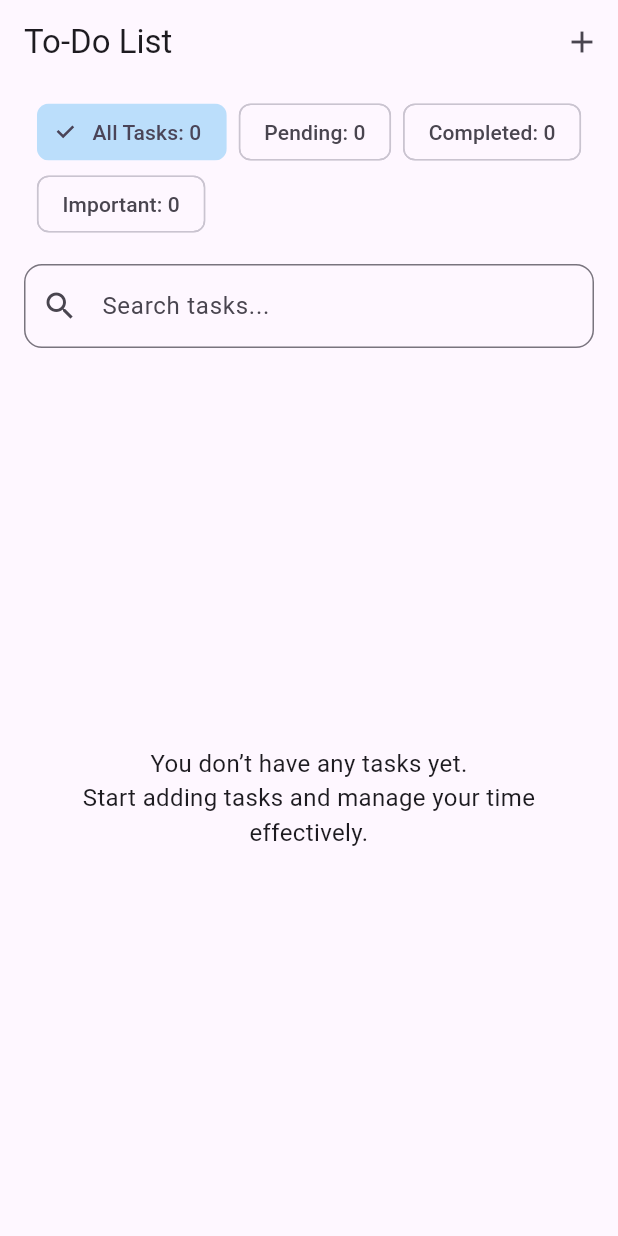
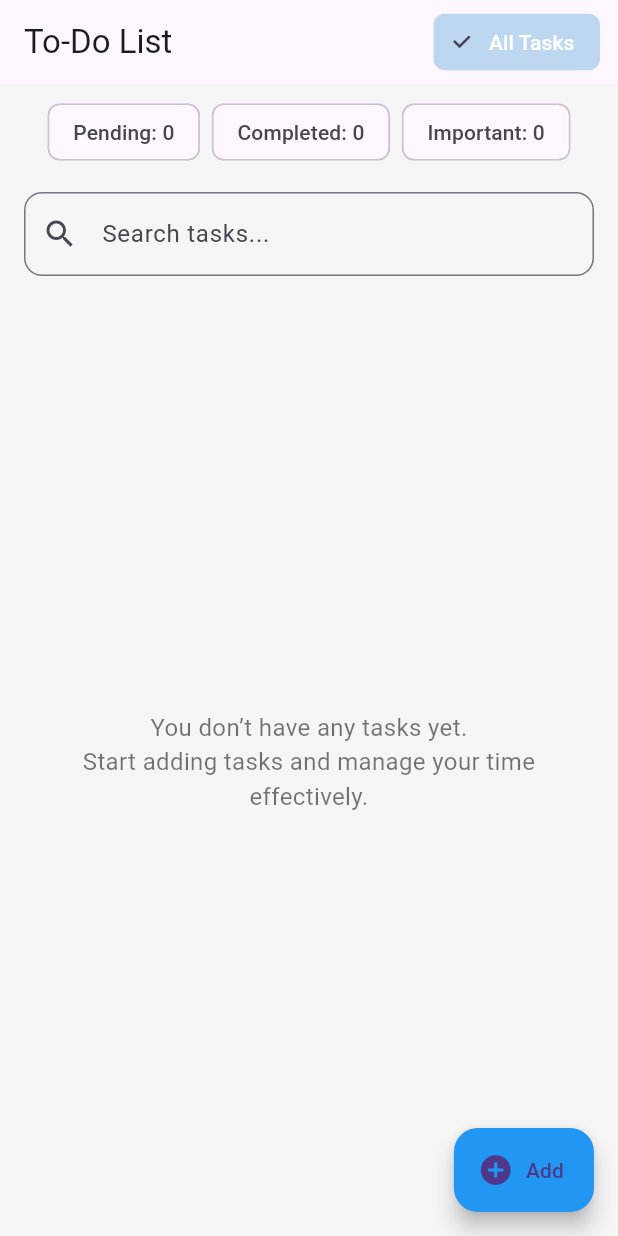
Before and after one commit to younusvalasseri/to_do_flutter_app, a Flutter app: the screen it shows after launch, on a phone screen of 412 x 824 dp. Run offline on Flutter 3.47's test engine with Material 3 defaults, Android fonts, the phone set to English and light mode, and no system bars; our stand-ins replace cloud_firestore, firebase_core; accounts and stored records are empty.

Commit message:
AppColors, models, widgets, fire store, validators, date format, style

```diff
--- /dev/null
+++ b/lib/core/constants/app_colors.dart
@@ -0,0 +1,47 @@
+import 'package:flutter/material.dart';
+
+class AppColors {
+  // Primary theme color
+  static const Color primary = Color(0xFF0A73B7); // Blue tone
+  static const Color lightBlue = Color.fromARGB(204, 172, 207, 235);
+  // Custom MaterialColor from primary
+  static const MaterialColor primarySwatch = MaterialColor(
+    0xFF0A73B7,
+    <int, Color>{
+      50: Color(0xFFE1F0F8),
+      100: Color(0xFFB3DAED),
+      200: Color(0xFF80C3E2),
+      300: Color(0xFF4DACD7),
+      400: Color(0xFF2699CE),
+      500: Color(0xFF0A73B7), // primary
+      600: Color(0xFF086AA7),
+      700: Color(0xFF065B93),
+      800: Color(0xFF044D80),
+      900: Color(0xFF023960),
+    },
+  );
+  // Accent or secondary color
+  static const Color secondary = Color(0xFFFF9800); // Orange tone
+
+  // Backgrounds
+  static const Color background = Color(0xFFF5F5F5); // Light grey
+  static const Color card = Colors.white;
+
+  // Text
+  static const Color textPrimary = Color(0xFF212121); // Dark grey
+  static const Color textSecondary = Color(0xFF757575); // Medium grey
+
+  // Status indicators
+  static const Color success = Color(0xFF4CAF50); // Green
+  static const Color error = Color(0xFFF44336); // Red
+  static const Color warning = Color(0xFFFFC107); // Yellow
+  static const Color info = Color(0xFF2196F3); // Blue
+
+  // Task-specific
+  static const Color completed = Color(0xFF4CAF50); // Green tick
+  static const Color important = Color(0xFFFF5722); // Deep orange
+  static const Color pending = Color(0xFF607D8B); // Blue-grey
+
+  // Transparent overlays
+  static const Color overlay = Colors.black54;
+}
--- /dev/null
+++ b/lib/core/constants/app_styles.dart
@@ -0,0 +1,55 @@
+import 'package:flutter/material.dart';
+import 'app_colors.dart';
+
+class AppStyles {
+  // Headline styles
+  static const TextStyle headline1 = TextStyle(
+    fontSize: 28,
+    fontWeight: FontWeight.bold,
+    color: AppColors.primary,
+  );
+
+  static const TextStyle headline2 = TextStyle(
+    fontSize: 24,
+    fontWeight: FontWeight.w600,
+    color: AppColors.primary,
+  );
+
+  // Subtitle styles
+  static const TextStyle subtitle1 = TextStyle(
+    fontSize: 18,
+    fontWeight: FontWeight.w500,
+    color: Colors.black87,
+  );
+
+  static const TextStyle subtitle2 = TextStyle(
+    fontSize: 16,
+    fontWeight: FontWeight.w400,
+    color: Colors.black54,
+  );
+
+  // Body styles
+  static const TextStyle bodyText1 = TextStyle(
+    fontSize: 14,
+    color: Colors.black87,
+  );
+
+  static const TextStyle bodyText2 = TextStyle(
+    fontSize: 12,
+    color: Colors.black54,
+  );
+
+  // Button text style
+  static const TextStyle buttonText = TextStyle(
+    fontSize: 16,
+    fontWeight: FontWeight.bold,
+    color: Colors.white,
+  );
+
+  // Caption
+  static const TextStyle caption = TextStyle(
+    fontSize: 12,
+    fontStyle: FontStyle.italic,
+    color: Colors.grey,
+  );
+}
--- a/lib/data/models/task_model.dart
+++ b/lib/data/models/task_model.dart
@@ -1,45 +1,76 @@
 import 'package:cloud_firestore/cloud_firestore.dart';
+import 'subtask_model.dart';
 
 class TaskModel {
-  final String id;
+  final String? id;
   final String title;
-  final String description;
-  final String assignedTo;
-  final DateTime dueDate;
-  final bool isCompleted;
-  final bool isImportant;
+  final String? description;
+  final DateTime? dueDate;
+  final bool completed;
+  final bool important;
+  final String? assignedTo;
+  final List<SubTask> subtasks;
 
   TaskModel({
     required this.id,
     required this.title,
-    required this.description,
-    required this.assignedTo,
-    required this.dueDate,
-    this.isCompleted = false,
-    this.isImportant = false,
+    this.description,
+    this.dueDate,
+    this.completed = false,
+    this.important = false,
+    this.assignedTo,
+    this.subtasks = const [],
   });
 
   factory TaskModel.fromFirestore(DocumentSnapshot doc) {
     final data = doc.data() as Map<String, dynamic>;
+
     return TaskModel(
       id: doc.id,
       title: data['title'] ?? '',
-      description: data['description'] ?? '',
-      assignedTo: data['assignedTo'] ?? '',
-      dueDate: (data['dueDate'] as Timestamp).toDate(),
-      isCompleted: data['isCompleted'] ?? false,
-      isImportant: data['isImportant'] ?? false,
+      description: data['description'],
+      dueDate: (data['dueDate'] as Timestamp?)?.toDate(),
+      completed: data['completed'] ?? false,
+      important: data['important'] ?? false,
+      assignedTo: data['assignedTo'],
+      subtasks:
+          (data['subtasks'] as List<dynamic>?)
+              ?.map((item) => SubTask.fromMap(item))
+              .toList() ??
+          [],
     );
   }
 
-  Map<String, dynamic> toMap(String id) {
+  Map<String, dynamic> toMap() {
     return {
       'title': title,
       'description': description,
+      'dueDate': dueDate != null ? Timestamp.fromDate(dueDate!) : null,
+      'completed': completed,
+      'important': important,
       'assignedTo': assignedTo,
-      'dueDate': Timestamp.fromDate(dueDate),
-      'isCompleted': isCompleted,
-      'isImportant': isImportant,
+      'subtasks': subtasks.map((e) => e.toMap()).toList(),
     };
   }
+
+  TaskModel copyWith({
+    String? title,
+    String? description,
+    DateTime? dueDate,
+    bool? completed,
+    bool? important,
+    String? assignedTo,
+    List<SubTask>? subtasks,
+  }) {
+    return TaskModel(
+      id: id,
+      title: title ?? this.title,
+      description: description ?? this.description,
+      dueDate: dueDate ?? this.dueDate,
+      completed: completed ?? this.completed,
+      important: important ?? this.important,
+      assignedTo: assignedTo ?? this.assignedTo,
+      subtasks: subtasks ?? this.subtasks,
+    );
+  }
 }
--- a/lib/main.dart
+++ b/lib/main.dart
@@ -1,4 +1,5 @@
 import 'package:flutter/material.dart';
+import 'package:todo_app_flutter/core/constants/app_colors.dart';
 import 'package:todo_app_flutter/presentation/screens/home_screen.dart';
 import 'package:firebase_core/firebase_core.dart';
 import 'firebase_options.dart';
@@ -16,7 +17,10 @@ class ToDoApp extends StatelessWidget {
   Widget build(BuildContext context) {
     return MaterialApp(
       title: 'To-Do List',
-      theme: ThemeData(primarySwatch: Colors.blue),
+      theme: ThemeData(
+        primarySwatch: AppColors.primarySwatch,
+        scaffoldBackgroundColor: AppColors.background,
+      ),
       home: const HomeScreen(),
     );
   }
--- a/lib/presentation/screens/home_screen.dart
+++ b/lib/presentation/screens/home_screen.dart
@@ -1,8 +1,9 @@
 import 'package:flutter/material.dart';
+import 'package:todo_app_flutter/core/constants/app_colors.dart';
 import 'package:todo_app_flutter/presentation/screens/add_edit_task_screen.dart';
 import 'package:todo_app_flutter/presentation/screens/task_list_screen.dart';
+import 'package:todo_app_flutter/presentation/widgets/search_bar.dart';
 import 'package:todo_app_flutter/presentation/widgets/stats_section.dart';
-import 'package:todo_app_flutter/presentation/widgets/search_bar.dart';
 
 class HomeScreen extends StatefulWidget {
   const HomeScreen({super.key});
@@ -21,33 +22,59 @@ class _HomeScreenState extends State<HomeScreen> {
       appBar: AppBar(
         title: const Text('To-Do List'),
         actions: [
-          IconButton(
-            icon: const Icon(Icons.add),
-            onPressed: () => Navigator.push(
-              context,
-              MaterialPageRoute(builder: (_) => const AddEditTaskScreen()),
+          Padding(
+            padding: const EdgeInsets.only(right: 12.0),
+            child: ChoiceChip(
+              label: const Text('All Tasks'),
+              selected: _selectedFilter == TaskFilter.all,
+              onSelected: (_) {
+                setState(() => _selectedFilter = TaskFilter.all);
+              },
+              selectedColor: AppColors.lightBlue,
+              labelStyle: TextStyle(
+                color: _selectedFilter == TaskFilter.all
+                    ? Colors.white
+                    : Colors.black,
+              ),
+              backgroundColor: Colors.grey[200],
             ),
           ),
         ],
       ),
       body: Column(
         children: [
+          //Pending/ completed/Important tasks
           StatsSection(
             selectedFilter: _selectedFilter,
             onFilterChanged: (filter) {
               setState(() => _selectedFilter = filter);
             },
           ),
+          //search bar
           TaskSearchBar(
             onSearchChanged: (query) {
               setState(() => _searchQuery = query.trim().toLowerCase());
             },
           ),
+          //task list
           Expanded(
             child: TaskList(searchQuery: _searchQuery, filter: _selectedFilter),
           ),
         ],
       ),
+
+      // Floating Action Button with "Add" tasks
+      floatingActionButton: FloatingActionButton.extended(
+        onPressed: () {
+          Navigator.push(
+            context,
+            MaterialPageRoute(builder: (_) => const AddEditTaskScreen()),
+          );
+        },
+        backgroundColor: AppColors.info,
+        icon: const Icon(Icons.add_circle),
+        label: const Text('Add'),
+      ),
     );
   }
 }
--- a/lib/presentation/widgets/stats_section.dart
+++ b/lib/presentation/widgets/stats_section.dart
@@ -1,5 +1,6 @@
 import 'package:cloud_firestore/cloud_firestore.dart';
 import 'package:flutter/material.dart';
+import 'package:todo_app_flutter/core/constants/app_colors.dart';
 
 enum TaskFilter { all, pending, completed, important }
 
@@ -30,7 +31,7 @@ class StatsSection extends StatelessWidget {
             label: Text('$label: $count'),
             selected: selectedFilter == filter,
             onSelected: (_) => onFilterChanged(filter),
-            selectedColor: Colors.blue.shade100,
+            selectedColor: AppColors.lightBlue,
           );
         }
 
@@ -39,7 +40,6 @@ class StatsSection extends StatelessWidget {
           child: Wrap(
             spacing: 8.0,
             children: [
-              buildFilterChip('All Tasks', TaskFilter.all, tasks.length),
               buildFilterChip('Pending', TaskFilter.pending, pending),
               buildFilterChip('Completed', TaskFilter.completed, completed),
               buildFilterChip('Important', TaskFilter.important, important),
```
Also changed, not shown: lib/core/utils/date_formatter.dart (added, +41 -0 lines), lib/core/utils/validators.dart (added, +56 -0 lines), lib/data/models/subtask_model.dart (added, +27 -0 lines), lib/data/services/firestore_service.dart (added, +66 -0 lines), lib/data/services/task_repository.dart (+23 -48 lines), lib/presentation/screens/add_edit_task_screen.dart (+81 -16 lines), lib/presentation/screens/task_list_screen.dart (+26 -13 lines), lib/presentation/widgets/task_details_modal.dart (added, +72 -0 lines).
